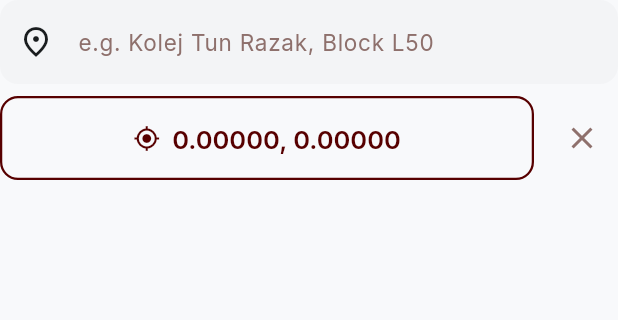
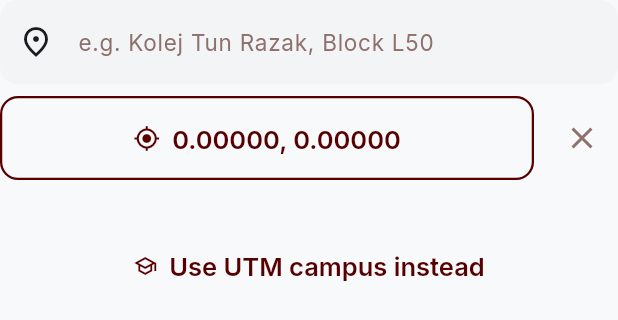
Before and after one commit to muzzz20/NoName-App-Dev, a Flutter app: the _LocationField widget shown alone on an empty page, opened directly with empty values, on a phone screen of 412 x 824 dp. Shown: the top 320 px of the screen. Run offline on Flutter 3.47's test engine with Material 3 defaults, Android fonts, the phone set to English and light mode, and no system bars; our stand-ins replace cloud_firestore, firebase_auth, firebase_core, flutter_dotenv, geolocator, go_router and 3 more; accounts and stored records are empty.

Commit message:
fix: add UTM campus fallback when geolocation fails
Symptom: "Position update is unavailable" on Submit Report when running
on web from a laptop without GPS hardware — geolocator can't get a fix
from Wi-Fi triangulation alone.

Root cause: platform/hardware limitation, not an app bug. Web browsers
on devices without GPS rely on Wi-Fi or IP-based geolocation which often
times out or returns "unavailable".

Fix: when getCurrentLocation throws / errors out, show a "Use UTM campus
instead" TextButton that drops a pin at UTM JB main campus center
(1.5599, 103.6418) and auto-fills the location label if empty. Lets the
demo path complete without losing accuracy in production (button only
appears after the real GPS attempt fails).

This is the right level of robustness for Sprint 1 demo. Sprint 3
(google_maps_flutter live picker) replaces this with proper drag-pin UX.

Co-Authored-By: Claude Opus 4.7 (1M context) <noreply@anthropic.com>

```diff
--- a/lib/features/reporting/screens/submit_report_screen.dart
+++ b/lib/features/reporting/screens/submit_report_screen.dart
@@ -130,6 +130,19 @@ class _SubmitReportScreenState extends State<SubmitReportScreen> {
     }
   }
 
+  /// Fallback for laptops without GPS / web origins where the geolocator
+  /// API is denied. Drops a pin at UTM JB main campus center so the demo
+  /// path always has a valid location.
+  void _useCampusFallback() {
+    setState(() {
+      _location = const GeoPoint(1.5599, 103.6418); // UTM JB main campus
+      _locationError = null;
+      if (_locationLabelController.text.trim().isEmpty) {
+        _locationLabelController.text = 'UTM Johor Bahru (campus center)';
+      }
+    });
+  }
+
   Future<void> _submit() async {
     if (!_canSubmit) return;
     if (!_formKey.currentState!.validate()) return;
@@ -205,6 +218,8 @@ class _SubmitReportScreenState extends State<SubmitReportScreen> {
                   errorMessage: _locationError,
                   labelController: _locationLabelController,
                   onDetect: _locationLoading ? null : _detectLocation,
+                  onCampusFallback:
+                      _locationLoading ? null : _useCampusFallback,
                   onClear: _location == null
                       ? null
                       : () => setState(() => _location = null),
@@ -392,6 +407,7 @@ class _LocationField extends StatelessWidget {
   final String? errorMessage;
   final TextEditingController labelController;
   final VoidCallback? onDetect;
+  final VoidCallback? onCampusFallback;
   final VoidCallback? onClear;
 
   const _LocationField({
@@ -400,6 +416,7 @@ class _LocationField extends StatelessWidget {
     required this.errorMessage,
     required this.labelController,
     required this.onDetect,
+    required this.onCampusFallback,
     required this.onClear,
   });
 
@@ -462,6 +479,12 @@ class _LocationField extends StatelessWidget {
             errorMessage!,
             style: AppText.bodySm.copyWith(color: AppColors.error),
           ),
+          const SizedBox(height: AppSpacing.stackSm),
+          TextButton.icon(
+            onPressed: onCampusFallback,
+            icon: const Icon(Icons.school_outlined, size: 16),
+            label: const Text('Use UTM campus instead'),
+          ),
         ],
       ],
     );
```
